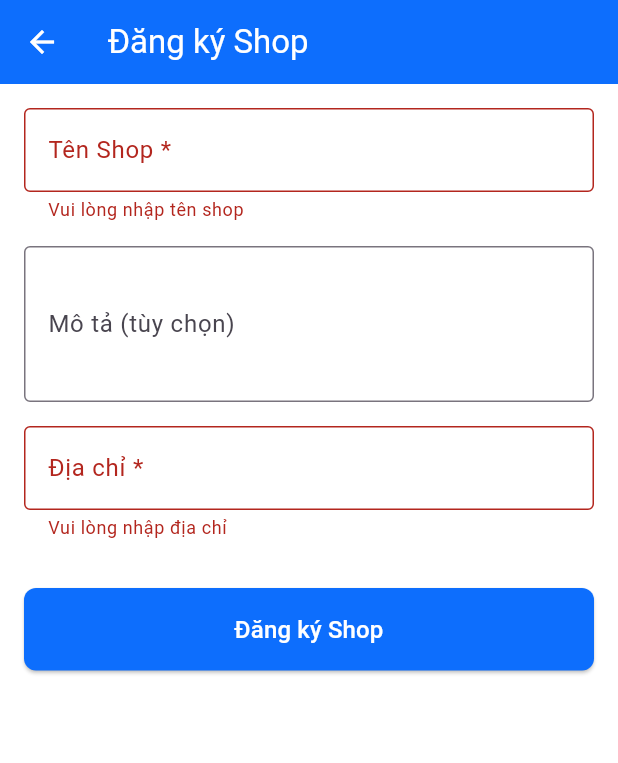
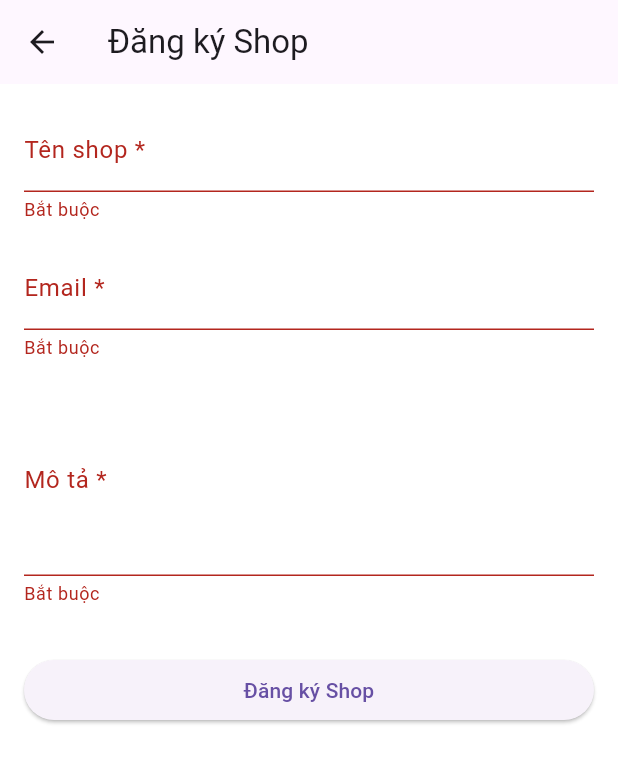
Before and after one commit to chucomatnao/mini_e_fe_app, a Flutter app: the ShopRegisterScreen screen opened by its route, after a tap on "Đăng ký Shop", on a phone screen of 412 x 824 dp. Shown: the top 763 px of the screen. Run offline on Flutter 3.47's test engine with Material 3 defaults, Android fonts, the light colour scheme and no system bars; our stand-ins replace cached_network_image, cookie_jar, dio, dio_cookie_manager, shared_preferences; accounts and stored records are empty.

Commit message:
feat(shop): improve shop management UI, show 'Register Shop' when no shop

```diff
--- a/lib/screens/shop_register_screen.dart
+++ b/lib/screens/shop_register_screen.dart
@@ -1,141 +1,102 @@
+// lib/screens/shop_register_screen.dart
+
 import 'package:flutter/material.dart';
 import 'package:provider/provider.dart';
-import '../providers/auth_provider.dart';
 import '../providers/shop_provider.dart';
+import '../widgets/custom_button.dart';
+import '../widgets/loading_indicator.dart';
 
 class ShopRegisterScreen extends StatefulWidget {
-  const ShopRegisterScreen({Key? key}) : super(key: key);
+  const ShopRegisterScreen({super.key});
 
   @override
   State<ShopRegisterScreen> createState() => _ShopRegisterScreenState();
 }
 
+// Thay thế toàn bộ nội dung file
 class _ShopRegisterScreenState extends State<ShopRegisterScreen> {
   final _formKey = GlobalKey<FormState>();
   final _nameCtrl = TextEditingController();
+  final _emailCtrl = TextEditingController();
   final _descCtrl = TextEditingController();
-  final _addrCtrl = TextEditingController();
-
-  @override
-  void dispose() {
-    _nameCtrl.dispose();
-    _descCtrl.dispose();
-    _addrCtrl.dispose();
-    super.dispose();
-  }
-
-  void _submit() async {
-    if (!_formKey.currentState!.validate()) return;
-
-    final authProvider = Provider.of<AuthProvider>(context, listen: false);
-    final shopProvider = Provider.of<ShopProvider>(context, listen: false);
-
-    final data = {
-      'name': _nameCtrl.text.trim(),
-      'description': _descCtrl.text.trim().isEmpty ? null : _descCtrl.text.trim(),
-      'address': _addrCtrl.text.trim(),
-    };
-
-    try {
-      await shopProvider.register(data, authProvider.accessToken!);
-      if (shopProvider.error != null) {
-        _showSnackBar(shopProvider.error!, isError: true);
-      } else {
-        _showSnackBar('Đăng ký shop thành công!');
-        Navigator.pop(context);
-      }
-    } catch (e) {
-      _showSnackBar('Lỗi: $e', isError: true);
-    }
-  }
-
-  void _showSnackBar(String message, {bool isError = false}) {
-    ScaffoldMessenger.of(context).showSnackBar(
-      SnackBar(
-        content: Text(message),
-        backgroundColor: isError ? Colors.red : Colors.green,
-      ),
-    );
-  }
+  bool _checkingName = false;
+  bool _nameExists = false;
 
   @override
   Widget build(BuildContext context) {
     final shopProvider = Provider.of<ShopProvider>(context);
 
     return Scaffold(
-      appBar: AppBar(
-        title: const Text('Đăng ký Shop'),
-        backgroundColor: const Color(0xFF0D6EFD),
-        foregroundColor: Colors.white,
-      ),
+      appBar: AppBar(title: const Text('Đăng ký Shop')),
       body: Padding(
-        padding: const EdgeInsets.all(16.0),
+        padding: const EdgeInsets.all(16),
         child: Form(
           key: _formKey,
-          child: Column(
+          child: ListView(
             children: [
+              // Tên shop
               TextFormField(
                 controller: _nameCtrl,
-                decoration: const InputDecoration(
-                  labelText: 'Tên Shop *',
-                  border: OutlineInputBorder(),
+                decoration: InputDecoration(
+                  labelText: 'Tên shop *',
+                  suffixIcon: _checkingName ? const SizedBox(width: 20, height: 20, child: CircularProgressIndicator(strokeWidth: 2)) : null,
                 ),
-                validator: (value) {
-                  if (value == null || value.trim().isEmpty) {
-                    return 'Vui lòng nhập tên shop';
+                onChanged: (value) async {
+                  if (value.trim().length > 2) {
+                    setState(() => _checkingName = true);
+                    _nameExists = await shopProvider.checkNameExists(value.trim());
+                    setState(() => _checkingName = false);
                   }
+                },
+                validator: (v) {
+                  if (v == null || v.trim().isEmpty) return 'Bắt buộc';
+                  if (_nameExists) return 'Tên shop đã tồn tại';
                   return null;
                 },
               ),
               const SizedBox(height: 16),
+
+              // Email
               TextFormField(
-                controller: _descCtrl,
-                decoration: const InputDecoration(
-                  labelText: 'Mô tả (tùy chọn)',
-                  border: OutlineInputBorder(),
-                ),
-                maxLines: 3,
-              ),
-              const SizedBox(height: 16),
-              TextFormField(
-                controller: _addrCtrl,
-                decoration: const InputDecoration(
-                  labelText: 'Địa chỉ *',
-                  border: OutlineInputBorder(),
-                ),
-                validator: (value) {
-                  if (value == null || value.trim().isEmpty) {
-                    return 'Vui lòng nhập địa chỉ';
-                  }
+                controller: _emailCtrl,
+                keyboardType: TextInputType.emailAddress,
+                decoration: const InputDecoration(labelText: 'Email *'),
+                validator: (v) {
+                  if (v == null || v.isEmpty) return 'Bắt buộc';
+                  if (!v.contains('@')) return 'Email không hợp lệ';
                   return null;
                 },
               ),
+              const SizedBox(height: 16),
+
+              // Mô tả
+              TextFormField(
+                controller: _descCtrl,
+                maxLines: 4,
+                decoration: const InputDecoration(labelText: 'Mô tả *'),
+                validator: (v) => v?.trim().isEmpty ?? true ? 'Bắt buộc' : null,
+              ),
               const SizedBox(height: 32),
-              SizedBox(
-                width: double.infinity,
-                child: ElevatedButton(
-                  onPressed: shopProvider.isLoading ? null : _submit,
-                  style: ElevatedButton.styleFrom(
-                    backgroundColor: const Color(0xFF0D6EFD),
-                    padding: const EdgeInsets.symmetric(vertical: 16),
-                    shape: RoundedRectangleBorder(
-                      borderRadius: BorderRadius.circular(8),
-                    ),
-                  ),
-                  child: shopProvider.isLoading
-                      ? const SizedBox(
-                    height: 20,
-                    width: 20,
-                    child: CircularProgressIndicator(
-                      color: Colors.white,
-                      strokeWidth: 2,
-                    ),
-                  )
-                      : const Text(
-                    'Đăng ký Shop',
-                    style: TextStyle(fontSize: 16, color: Colors.white),
-                  ),
-                ),
+
+              ElevatedButton(
+                onPressed: shopProvider.isLoading ? null : () async {
+                  if (_formKey.currentState!.validate()) {
+                    await shopProvider.register({
+                      'name': _nameCtrl.text.trim(),
+                      'email': _emailCtrl.text.trim().toLowerCase(),
+                      'description': _descCtrl.text.trim(),
+                    });
+                    if (shopProvider.error == null) {
+                      Navigator.pop(context);
+                      ScaffoldMessenger.of(context).showSnackBar(
+                        const SnackBar(content: Text('Đăng ký thành công! Chờ duyệt...')),
+                      );
+                    }
+                  }
+                },
+                child: shopProvider.isLoading
+                    ? const CircularProgressIndicator(color: Colors.white)
+                    : const Text('Đăng ký Shop'),
               ),
             ],
           ),
```
Also changed, not shown: lib/screens/shop_management_screen.dart (+67 -36 lines).
